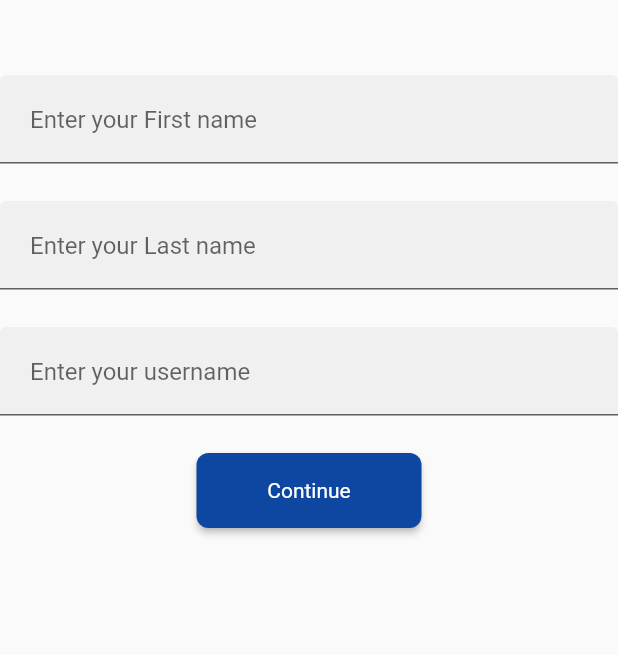
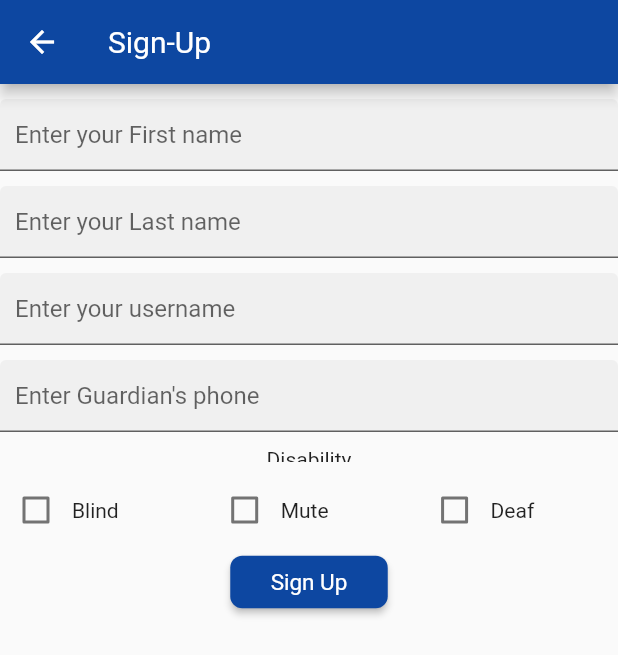
Before and after one commit to PrabhaniN/ABiGo, a Flutter app: the SignupPage screen opened directly, on a phone screen of 412 x 824 dp. Shown: the top 655 px of the screen. Run offline on Flutter 3.47's test engine with Material 2 defaults, Android fonts, the phone set to English and light mode, and no system bars.

Commit message:
updated sign up form

```diff
--- a/mobile_app/lib/signup.dart
+++ b/mobile_app/lib/signup.dart
@@ -7,21 +7,31 @@ class SignupPage extends StatefulWidget {
 }
 
 class _SignupPageState extends State<SignupPage> {
+  final _firstnameController =TextEditingController();
+  final _lastnameController =TextEditingController();
   final _usernameController =TextEditingController();
+  final _phonenumberController =TextEditingController();
   final _formKey = GlobalKey<FormState>();
+  bool isCheckedDeaf = false;
+  bool isCheckedbBlind = false;
+  bool isCheckedMute = false;
 
   @override
   Widget build(BuildContext context) {
     return Scaffold(
+      appBar: AppBar(
+        backgroundColor: Colors.blue[900],
+        title: Text('Sign-Up'),
+      ),
       body: Form(
         key: _formKey,
         child: Column(
           children: <Widget>[
             SizedBox(
-              height: 50.0,
+              height: 10.0,
             ),
             TextFormField(
-              controller: _usernameController,
+              controller: _firstnameController,
               validator: (value) {
                 if(value.isEmpty) {
                   return 'Enter a valid name';
@@ -30,15 +40,15 @@ class _SignupPageState extends State<SignupPage> {
               decoration: InputDecoration(
                 hintText: 'Enter your First name',
                 filled: true,
-                contentPadding: EdgeInsets.all(20.0)
+                contentPadding: EdgeInsets.all(10.0)
               ),
             ),
             SizedBox(
-              height: 25.0,
+              height: 10.0,
             ),
 
             TextFormField(
-              controller: _usernameController,
+              controller: _lastnameController,
               validator: (value) {
                 if(value.isEmpty) {
                   return 'Enter a valid name';
@@ -47,11 +57,11 @@ class _SignupPageState extends State<SignupPage> {
               decoration: InputDecoration(
                 hintText: 'Enter your Last name',
                 filled: true,
-                contentPadding: EdgeInsets.all(20.0)
+                contentPadding: EdgeInsets.all(10.0)
               ),
             ),
             SizedBox(
-              height: 25.0,
+              height: 10.0,
             ),
 
             TextFormField(
@@ -64,22 +74,99 @@ class _SignupPageState extends State<SignupPage> {
               decoration: InputDecoration(
                 hintText: 'Enter your username',
                 filled: true,
-                contentPadding: EdgeInsets.all(20.0)
+                contentPadding: EdgeInsets.all(10.0)
               ),
             ),
             SizedBox(
-              height: 25.0,
+              height: 10.0,
             ),
+            TextFormField(
+              controller: _phonenumberController,
+              validator: (value) {
+                if(value.isEmpty) {
+                  return 'Enter a valid phone number';
+                }
+              },
+              decoration: InputDecoration(
+                hintText: 'Enter Guardian\'s phone',
+                filled: true,
+                contentPadding: EdgeInsets.all(10.0)
+              ),
+            ),
+            SizedBox(
+              height: 10.0,
+            ),
+            Container(
+              child: Column(
+                children: <Widget>[
+                  SizedBox(
+                    height: 10.0,
+                    child: Text('Disability'),
+                  ),
+                  SizedBox(
+                    height: 8.0,
+                  ),
+                  new Row(
+                    children: <Widget>[
+                      new Checkbox(
+                        value: isCheckedbBlind,
+                        onChanged: (value) {
+                          setState(() {
+                            isCheckedbBlind = value;
+                          });
+                        },
+                      ),
+                      new Text('Blind'),
+                      SizedBox(
+                        width: 60.0,
+                      ),
+
+                      new Checkbox(
+                        value: isCheckedMute,
+                        onChanged: (value) {
+                          setState(() {
+                            isCheckedMute = value;
+                          });
+                        },
+                      ),
+                      new Text('Mute'),
+                      SizedBox(
+                        width: 60.0,
+                      ),
+
+                      new Checkbox(
+                        value: isCheckedDeaf,
+                        onChanged: (value) {
+                          setState(() {
+                            isCheckedDeaf = value;
+                          });
+                        },
+                      ),
+                      new Text('Deaf'),
+                    ],
+                  ),
+                ],
+              ),
+            ),
+            // SizedBox(
+              // height: 10,
+            // ),
             ButtonTheme(
-              height: 50.0,
-              minWidth: 150.0,
+              height: 35.0,
+              minWidth: 105.0,
               buttonColor: Colors.blue[900],
               shape: RoundedRectangleBorder(
                 borderRadius: BorderRadius.circular(8.0)
               ),
               child: RaisedButton(
                 textColor: Colors.white,
-                child: Text('Continue'),
+                child: Text(
+                  'Sign Up',
+                  style: TextStyle(
+                    fontSize: 15,
+                    fontFamily: 'Roboto'
+                  ),
+                ),
                 onPressed: (){
                   if(_formKey.currentState.validate()){
                     Navigator.push(context, MaterialPageRoute(builder: (context) => ChatPage()));
```
